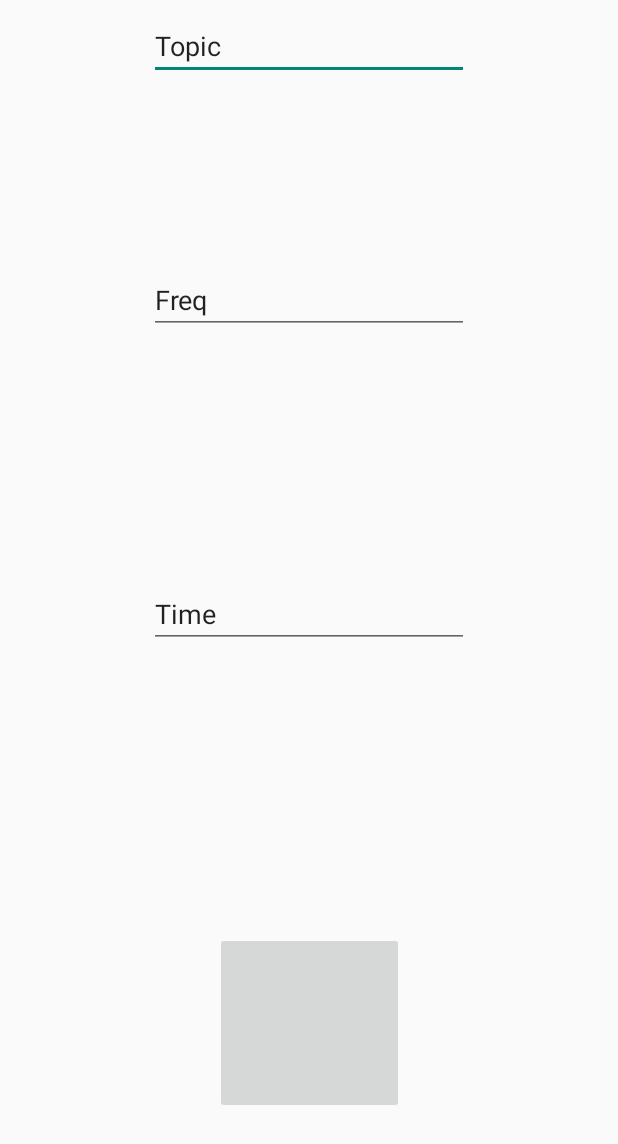
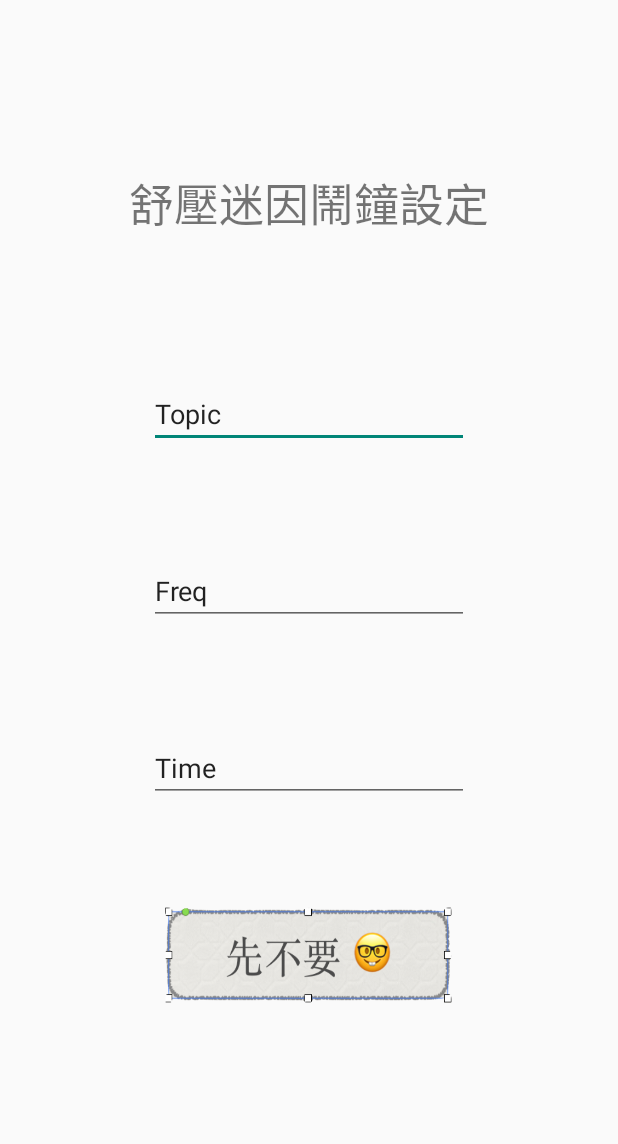
Before and after one commit to ChingChieh/INeedMeme, an Android app: the Main3Activity screen opened directly, with no data from a screen before it, on a phone screen of 412 x 824 dp. Shown: the top 1144 px of the screen. Run offline under Robolectric (Android 15) with nearby library versions, the phone set to English and light mode, and no system bars.

Commit message:
Merge two project

```diff
--- a/MyApplication/app/build.gradle
+++ b/MyApplication/app/build.gradle
@@ -23,6 +23,8 @@ dependencies {
     implementation 'com.android.support:appcompat-v7:28.0.0'
     implementation 'com.android.support.constraint:constraint-layout:1.1.3'
     testImplementation 'junit:junit:4.12'
+    implementation 'org.jsoup:jsoup:1.12.1'
+    implementation 'com.squareup.picasso:picasso:2.71828'
     androidTestImplementation 'com.android.support.test:runner:1.0.2'
     androidTestImplementation 'com.android.support.test.espresso:espresso-core:3.0.2'
 }
--- /dev/null
+++ b/MyApplication/app/src/main/java/com/example/myapplication/DataStruct.java
@@ -0,0 +1,6 @@
+package com.example.myapplication;
+
+public class DataStruct {
+    public String[] SA;
+    public int count;
+}
--- a/MyApplication/app/src/main/res/layout/activity_main3.xml
+++ b/MyApplication/app/src/main/res/layout/activity_main3.xml
@@ -8,18 +8,20 @@
 
     <ImageButton
         android:id="@+id/imageButton2"
-        android:layout_width="126dp"
-        android:layout_height="121dp"
+        android:layout_width="191dp"
+        android:layout_height="64dp"
         android:layout_marginStart="8dp"
         android:layout_marginTop="8dp"
         android:layout_marginEnd="8dp"
         android:layout_marginBottom="8dp"
+        android:background="@drawable/quit"
         android:onClick="BackSearch"
         app:layout_constraintBottom_toBottomOf="parent"
         app:layout_constraintEnd_toEndOf="parent"
+        app:layout_constraintHorizontal_bias="0.498"
         app:layout_constraintStart_toStartOf="parent"
         app:layout_constraintTop_toBottomOf="@+id/editText4"
-        app:layout_constraintVertical_bias="0.711"
+        app:layout_constraintVertical_bias="0.296"
         tools:srcCompat="@tools:sample/avatars" />
 
     <EditText
@@ -29,23 +31,28 @@
         android:layout_marginStart="8dp"
         android:layout_marginTop="8dp"
         android:layout_marginEnd="8dp"
+        android:layout_marginBottom="8dp"
         android:ems="10"
         android:inputType="textPersonName"
         android:text="Topic"
+        app:layout_constraintBottom_toBottomOf="parent"
         app:layout_constraintEnd_toEndOf="parent"
         app:layout_constraintStart_toStartOf="parent"
-        app:layout_constraintTop_toTopOf="parent" />
+        app:layout_constraintTop_toTopOf="parent"
+        app:layout_constraintVertical_bias="0.322" />
 
     <EditText
         android:id="@+id/editText3"
         android:layout_width="wrap_content"
         android:layout_height="wrap_content"
         android:layout_marginStart="8dp"
-        android:layout_marginTop="124dp"
+        android:layout_marginTop="8dp"
         android:layout_marginEnd="8dp"
+        android:layout_marginBottom="8dp"
         android:ems="10"
         android:inputType="textPersonName"
         android:text="Freq"
+        app:layout_constraintBottom_toTopOf="@+id/editText4"
         app:layout_constraintEnd_toEndOf="parent"
         app:layout_constraintStart_toStartOf="parent"
         app:layout_constraintTop_toBottomOf="@+id/editText2" />
@@ -55,12 +62,29 @@
         android:layout_width="wrap_content"
         android:layout_height="wrap_content"
         android:layout_marginStart="8dp"
-        android:layout_marginTop="164dp"
+        android:layout_marginTop="8dp"
         android:layout_marginEnd="8dp"
+        android:layout_marginBottom="8dp"
         android:ems="10"
         android:inputType="textPersonName"
         android:text="Time"
+        app:layout_constraintBottom_toBottomOf="parent"
         app:layout_constraintEnd_toEndOf="parent"
         app:layout_constraintStart_toStartOf="parent"
-        app:layout_constraintTop_toBottomOf="@+id/editText3" />
+        app:layout_constraintTop_toTopOf="parent"
+        app:layout_constraintVertical_bias="0.631" />
+
+    <TextView
+        android:id="@+id/alarm_intro"
+        android:layout_width="wrap_content"
+        android:layout_height="wrap_content"
+        android:layout_marginTop="8dp"
+        android:layout_marginBottom="8dp"
+        android:text="舒壓迷因鬧鐘設定"
+        android:textSize="30sp"
+        app:layout_constraintBottom_toBottomOf="parent"
+        app:layout_constraintEnd_toEndOf="parent"
+        app:layout_constraintStart_toStartOf="parent"
+        app:layout_constraintTop_toTopOf="parent"
+        app:layout_constraintVertical_bias="0.137" />
 </android.support.constraint.ConstraintLayout>
```
Also changed, not shown: MyApplication/app/src/main/AndroidManifest.xml (+10 -3 lines), MyApplication/app/src/main/java/com/example/myapplication/GetImage.java (added, +74 -0 lines), MyApplication/app/src/main/java/com/example/myapplication/Main2Activity.java (+8 -4 lines), MyApplication/app/src/main/java/com/example/myapplication/MemeActivity.java (added, +36 -0 lines), MyApplication/app/src/main/res/layout/activity_main.xml (+14 -4 lines), MyApplication/app/src/main/res/layout/activity_meme.xml (added, +21 -0 lines), MyApplication/app/src/main/res/drawable/quit.png (added).
